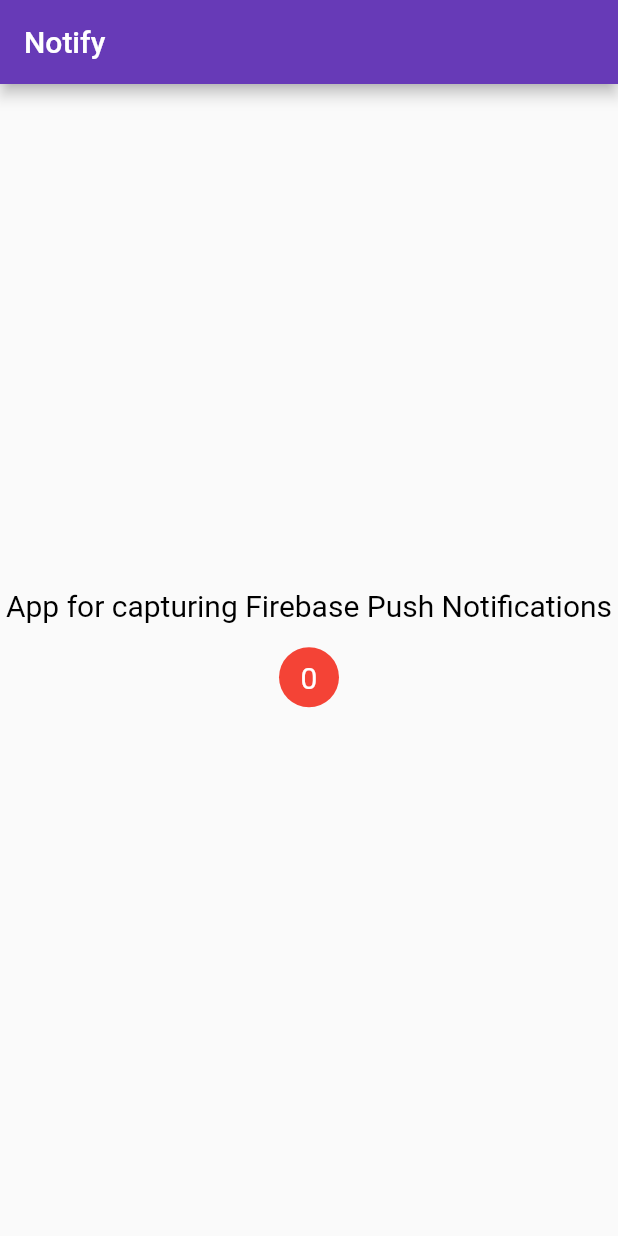
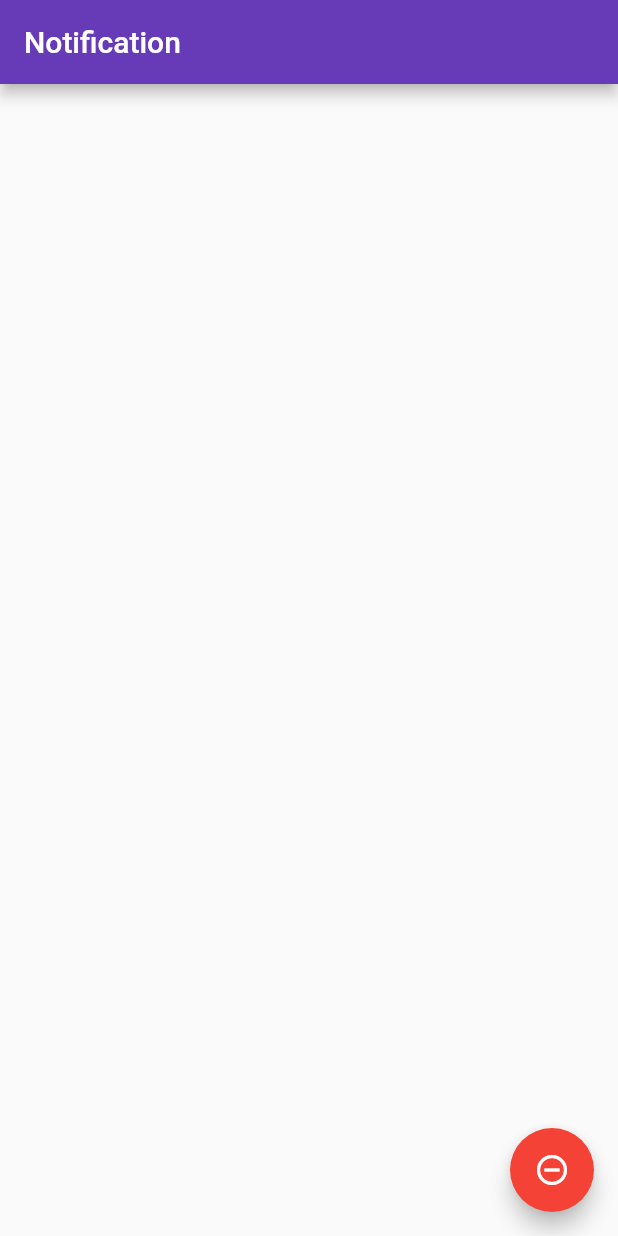
Before and after one commit to TonnyNguyen23/Flutter-Lesson03, a Flutter app: the screen it shows after launch, on a phone screen of 412 x 824 dp. Run offline on Flutter 3.47's test engine with Material 2 defaults, Android fonts, the phone set to English and light mode, and no system bars; drawn by our look-alikes of overlay_support; our stand-ins replace firebase_core, firebase_messaging; accounts and stored records are empty.

Commit message:
final UI

```diff
--- a/lib/main.dart
+++ b/lib/main.dart
@@ -2,6 +2,10 @@ import 'package:flutter/material.dart';
 import 'package:firebase_core/firebase_core.dart';
 import 'package:firebase_messaging/firebase_messaging.dart';
 import 'package:overlay_support/overlay_support.dart';
+
+import 'model/PushNotification.dart';
+import 'notification_badge.dart';
+import 'notification_card.dart';
 
 void main() {
   runApp(const MyApp());
@@ -20,8 +24,8 @@ class MyApp extends StatelessWidget {
           primarySwatch: Colors.deepPurple,
         ),
         debugShowCheckedModeBanner: false,
-        home: MyHomePage(
-          title: '',
+        home: const MyHomePage(
+          title: 'Notification',
         ),
       ),
     );
@@ -37,57 +41,19 @@ class MyHomePage extends StatefulWidget {
   State<MyHomePage> createState() => _MyHomePageState();
 }
 
+Future _firebaseMessagingBackgroundHandler(RemoteMessage message) async {
+  print("Handling a background message: ${message.messageId}");
+}
+
 class _MyHomePageState extends State<MyHomePage> {
-  late int _totalNotifications;
-  late final FirebaseMessaging _messaging;
-  PushNotification? _notificationInfo;
+  List<PushNotification> _listNotification  = [];
 
   @override
   void initState() {
-    _totalNotifications = 0;
     registerNotification();
-
-    FirebaseMessaging.onMessageOpenedApp.listen((RemoteMessage message) {
-      PushNotification notification = PushNotification(
-        title: message.notification?.title,
-        body: message.notification?.body,
-        dataTitle: message.data['title'],
-        dataBody: message.data['body'],
-      );
-      setState(() {
-        _notificationInfo = notification;
-        _totalNotifications++;
-      });
-    });
-
-    // Call here
-    checkForInitialMessage();
 
     super.initState();
   }
-
-  Future _firebaseMessagingBackgroundHandler(RemoteMessage message) async {
-    print("Handling a background message: ${message.messageId}");
-  }
-
-  checkForInitialMessage() async {
-    await Firebase.initializeApp();
-    RemoteMessage? initialMessage =
-    await FirebaseMessaging.instance.getInitialMessage();
-
-    if (initialMessage != null) {
-      PushNotification notification = PushNotification(
-        title: initialMessage.notification?.title,
-        body: initialMessage.notification?.body,
-      );
-      setState(() {
-        _notificationInfo = notification;
-        _totalNotifications++;
-      });
-    }
-  }
-
-
 
   void registerNotification() async {
     // 1. Initialize the Firebase app
@@ -99,139 +65,81 @@ class _MyHomePageState extends State<MyHomePage> {
       print('END');
     });
 
-    // 2. Instantiate Firebase Messaging
-    _messaging = FirebaseMessaging.instance;
-
     FirebaseMessaging.onBackgroundMessage(_firebaseMessagingBackgroundHandler);
 
-    // 3. On iOS, this helps to take the user permissions
-    NotificationSettings settings = await _messaging.requestPermission(
-      alert: true,
-      badge: true,
-      provisional: false,
-      sound: true,
-    );
+    FirebaseMessaging.onMessage.listen((RemoteMessage event) {
+      print("Receive Notification");
+      print(event.notification!.title);
+      print(event.notification!.body);
+      PushNotification newNotification = PushNotification(
+        title: event.notification?.title,
+        body: event.notification?.body,
+      );
+      setState(() {
+        _listNotification = List.from(_listNotification)
+          ..add(newNotification);
+      });
 
-    if (settings.authorizationStatus == AuthorizationStatus.authorized) {
-      print('User granted permission');
-      // TODO: handle the received notifications
-      // For handling the received notifications
-      FirebaseMessaging.onMessage.listen((RemoteMessage message) {
-        // Parse the message received
-        PushNotification notification = PushNotification(
-          title: message.notification?.title,
-          body: message.notification?.body,
-        );
 
-        setState(() {
-          _notificationInfo = notification;
-          _totalNotifications++;
-        });
+      showDialog(
+          context: context,
+          builder: (BuildContext context) {
+            return AlertDialog(
+              title: Text(event.notification!.title.toString()),
+              content: Text(event.notification!.body!),
+              actions: [
+                TextButton(
+                  child: Text("Done"),
+                  onPressed: () {
+                    Navigator.of(context).pop();
+                  },
+                )
+              ],
+            );
+          });
+    });
 
-        if (_notificationInfo != null) {
-          // For displaying the notification as an overlay
-          showSimpleNotification(
-            Text(_notificationInfo!.title!),
-            leading: NotificationBadge(totalNotifications: _totalNotifications),
-            subtitle: Text(_notificationInfo!.body!),
-            background: Colors.cyan.shade700,
-            duration: Duration(seconds: 2),
-          );
-        }
-      });
-    } else {
-      print('User declined or has not accepted permission');
-    }
+
+  }
+
+  void removeItem(var index){
+    List<PushNotification> _newList = _listNotification;
+    var n = _newList.removeAt(index);
+    // print(n.title);
+    setState(() {
+      _listNotification = _newList;
+    });
+  }
+
+  void removeItemAll(){
+    print("Clear Notification");
+    setState(() {
+      _listNotification = [];
+    });
   }
 
   @override
   Widget build(BuildContext context) {
+
     return Scaffold(
       appBar: AppBar(
-        title: Text('Notify'),
-        brightness: Brightness.dark,
+
+        title: Text(widget.title),
       ),
-      body: Column(
-        mainAxisAlignment: MainAxisAlignment.center,
-        children: [
-          const Text(
-            'App for capturing Firebase Push Notifications',
-            textAlign: TextAlign.center,
-            style: TextStyle(
-              color: Colors.black,
-              fontSize: 20,
-            ),
-          ),
-          SizedBox(height: 16.0),
-          NotificationBadge(totalNotifications: _totalNotifications),
-          SizedBox(height: 16.0),
-          // TODO: add the notification text here
-          _notificationInfo != null
-              ? Column(
-            crossAxisAlignment: CrossAxisAlignment.start,
-            children: [
-              Text(
-                'TITLE: ${_notificationInfo!.dataTitle ?? _notificationInfo!.title}',
-                style: TextStyle(
-                  fontWeight: FontWeight.bold,
-                  fontSize: 16.0,
-                ),
-              ),
-              SizedBox(height: 8.0),
-              Text(
-                'BODY: ${_notificationInfo!.dataBody ?? _notificationInfo!.body}',
-                style: TextStyle(
-                  fontWeight: FontWeight.bold,
-                  fontSize: 16.0,
-                ),
-              ),
-            ],
-          )
-              : Container(),
-        ],
+      body: ListView.separated(
+        physics: const BouncingScrollPhysics(),
+        padding: const EdgeInsets.all(8),
+        itemCount: _listNotification.length,
+        itemBuilder: (BuildContext context, int index) {
+          return CardNotification(_listNotification[index].title, _listNotification[index].body, index, removeItem);
+        },
+        separatorBuilder: (BuildContext context, int index) => const Divider(),
+      ),
+      floatingActionButton: FloatingActionButton(
+        onPressed: () => removeItemAll(),
+        backgroundColor: Colors.red,
+        child: const Icon(Icons.remove_circle_outline),
       ),
     );
   }
 }
-
-class NotificationBadge extends StatelessWidget {
-  final int totalNotifications;
-
-  const NotificationBadge({required this.totalNotifications});
-
-  @override
-  Widget build(BuildContext context) {
-    return Container(
-      width: 40.0,
-      height: 40.0,
-      decoration: new BoxDecoration(
-        color: Colors.red,
-        shape: BoxShape.circle,
-      ),
-      child: Center(
-        child: Padding(
-          padding: const EdgeInsets.all(8.0),
-          child: Text(
-            '$totalNotifications',
-            style: TextStyle(color: Colors.white, fontSize: 20),
-          ),
-        ),
-      ),
-    );
-  }
-}
-
-class PushNotification {
-  PushNotification({
-    this.title,
-    this.body,
-    this.dataTitle,
-    this.dataBody,
-
-  });
-  String? title;
-  String? body;
-  String? dataTitle;
-  String? dataBody;
-
-}
--- /dev/null
+++ b/lib/model/PushNotification.dart
@@ -0,0 +1,14 @@
+class PushNotification {
+  PushNotification({
+    this.title,
+    this.body,
+    this.dataTitle,
+    this.dataBody,
+
+  });
+  String? title;
+  String? body;
+  String? dataTitle;
+  String? dataBody;
+
+}
```
Also changed, not shown: lib/notification_badge.dart (added, +28 -0 lines), lib/notification_card.dart (added, +46 -0 lines), pubspec.lock.
